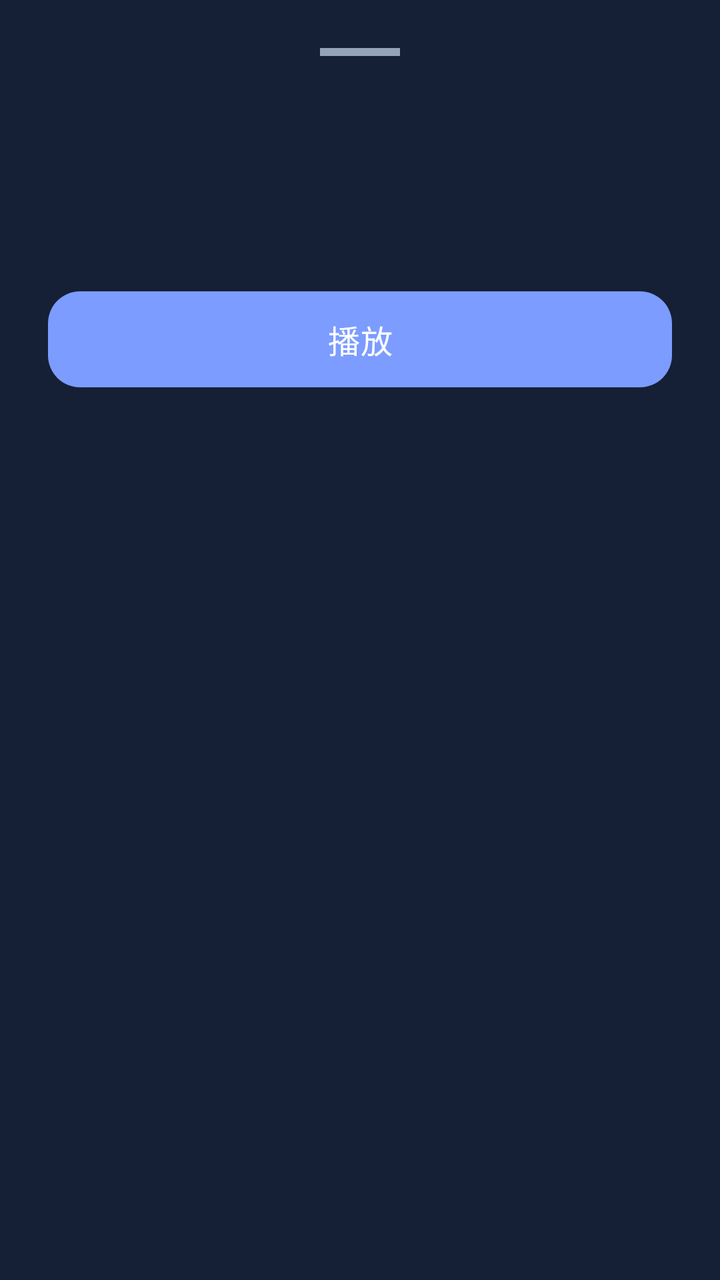
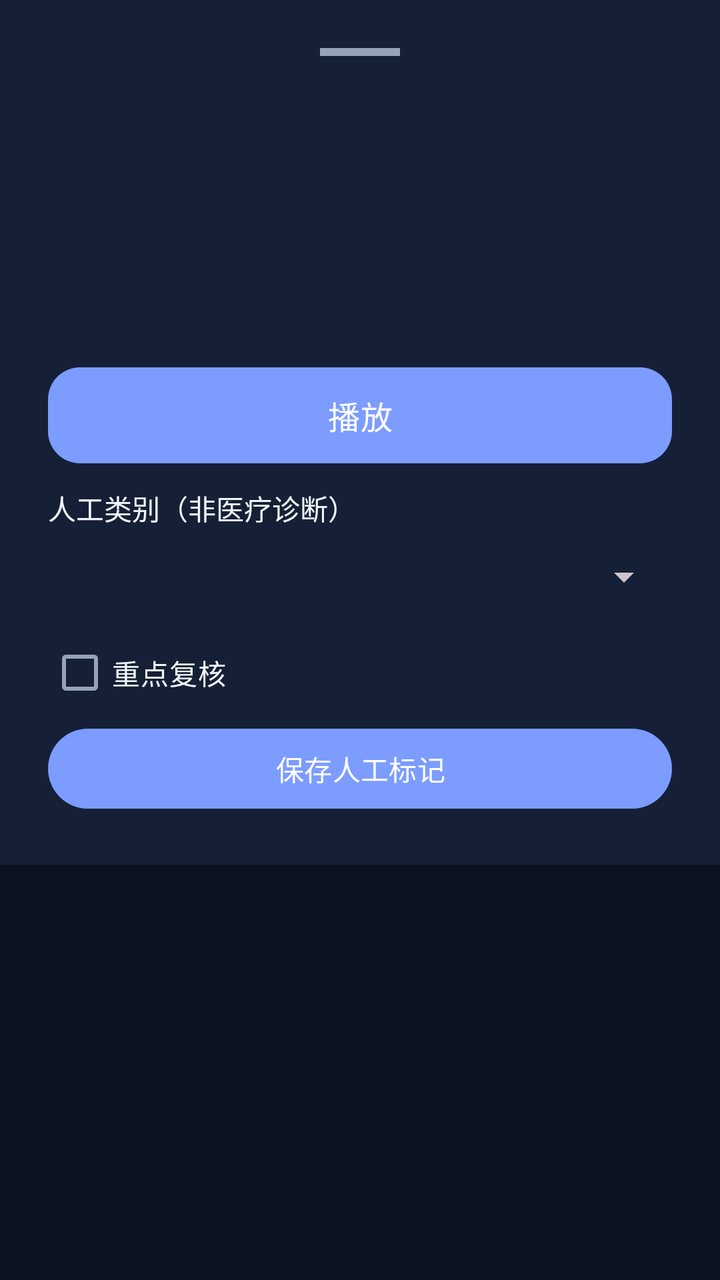

Screens rendered from an Android XML layout before and after an edit, with the pre-edit source and the edit as a unified diff.
<!-- AndroidManifest.xml: application theme Theme.SleepDesk -->
<!-- res/layout/bottom_sheet_event_detail.xml -->
<?xml version="1.0" encoding="utf-8"?>
<LinearLayout xmlns:android="http://schemas.android.com/apk/res/android"
    xmlns:app="http://schemas.android.com/apk/res-auto"
    android:layout_width="match_parent"
    android:layout_height="wrap_content"
    android:orientation="vertical"
    android:padding="24dp"
    android:background="@color/card_bg">

    <View
        android:layout_width="40dp"
        android:layout_height="4dp"
        android:layout_gravity="center_horizontal"
        android:layout_marginBottom="16dp"
        android:background="@color/muted" />

    <TextView
        android:id="@+id/tvDetailType"
        android:layout_width="match_parent"
        android:layout_height="wrap_content"
        android:textAppearance="?attr/textAppearanceHeadlineSmall"
        android:textColor="@color/on_bg"
        android:textStyle="bold" />

    <TextView
        android:id="@+id/tvDetailTime"
        android:layout_width="match_parent"
        android:layout_height="wrap_content"
        android:layout_marginTop="6dp"
        android:textAppearance="?attr/textAppearanceBodyMedium"
        android:textColor="@color/muted" />

    <TextView
        android:id="@+id/tvDetailMeta"
        android:layout_width="match_parent"
        android:layout_height="wrap_content"
        android:layout_marginTop="4dp"
        android:textAppearance="?attr/textAppearanceBodySmall"
        android:textColor="@color/muted" />

    <TextView
        android:id="@+id/tvDetailMessage"
        android:layout_width="match_parent"
        android:layout_height="wrap_content"
        android:layout_marginTop="14dp"
        android:textAppearance="?attr/textAppearanceBodyMedium"
        android:textColor="@color/warning"
        android:visibility="gone" />

    <com.google.android.material.button.MaterialButton
        android:id="@+id/btnPlayPause"
        style="@style/Widget.Material3.Button"
        android:layout_width="match_parent"
        android:layout_height="56dp"
        android:layout_marginTop="20dp"
        android:layout_marginBottom="8dp"
        android:text="@string/btn_play"
        android:textAllCaps="false"
        android:textSize="16sp"
        app:backgroundTint="@color/accent"
        app:cornerRadius="16dp" />
</LinearLayout>
<!-- resources referenced by this layout -->
<resources>
  <color name="accent">#FF7C9CFF</color>
  <color name="card_bg">#FF152036</color>
  <color name="muted">#FF94A3B8</color>
  <color name="on_bg">#FFF1F5F9</color>
  <color name="warning">#FFFBBF24</color>
  <string name="btn_play">播放</string>
  <style name="Theme.SleepDesk" parent="Theme.Material3.Dark.NoActionBar">
          <item name="colorPrimary">@color/accent</item>
          <item name="colorOnPrimary">@android:color/white</item>
          <item name="colorPrimaryContainer">@color/accent_dim</item>
          <item name="colorOnPrimaryContainer">@color/on_bg</item>
          <item name="colorSecondary">@color/start_green</item>
          <item name="colorOnSecondary">@android:color/white</item>
          <item name="colorSurface">@color/card_bg</item>
          <item name="colorOnSurface">@color/on_bg</item>
          <item name="colorOnSurfaceVariant">@color/muted</item>
          <item name="android:colorBackground">@color/bg</item>
          <item name="colorOutline">@color/card_stroke</item>
          <item name="android:statusBarColor">@color/bg</item>
          <item name="android:navigationBarColor">@color/nav_bg</item>
          <item name="android:windowBackground">@color/bg</item>
          <item name="bottomSheetDialogTheme">@style/ThemeOverlay.SleepDesk.BottomSheet</item>
      </style>
  <color name="accent_dim">#FF3D4F8C</color>
  <color name="start_green">#FF22C55E</color>
  <color name="bg">#FF0B1220</color>
  <color name="card_stroke">#33A5B4D4</color>
  <color name="nav_bg">#FF121A2B</color>
  <style name="ThemeOverlay.SleepDesk.BottomSheet" parent="ThemeOverlay.Material3.BottomSheetDialog">
          <item name="bottomSheetStyle">@style/Widget.SleepDesk.BottomSheet</item>
      </style>
  <style name="Widget.SleepDesk.BottomSheet" parent="Widget.Material3.BottomSheet.Modal">
          <item name="backgroundTint">@color/card_bg</item>
          <item name="shapeAppearance">@style/ShapeAppearance.SleepDesk.Large</item>
      </style>
  <style name="ShapeAppearance.SleepDesk.Large" parent="ShapeAppearance.Material3.LargeComponent">
          <item name="cornerFamily">rounded</item>
          <item name="cornerSize">24dp</item>
      </style>
</resources>

<!-- the commit's change to res/layout/bottom_sheet_event_detail.xml (unified diff, before → after) -->
@@ -1,6 +1,9 @@
 <?xml version="1.0" encoding="utf-8"?>
-<LinearLayout xmlns:android="http://schemas.android.com/apk/res/android"
+<ScrollView xmlns:android="http://schemas.android.com/apk/res/android"
     xmlns:app="http://schemas.android.com/apk/res-auto"
+    android:layout_width="match_parent"
+    android:layout_height="wrap_content">
+<LinearLayout
     android:layout_width="match_parent"
     android:layout_height="wrap_content"
     android:orientation="vertical"
@@ -13,6 +16,18 @@
         android:layout_gravity="center_horizontal"
         android:layout_marginBottom="16dp"
         android:background="@color/muted" />
+
+    <TextView
+        android:id="@+id/tvDetailStatus"
+        android:layout_width="match_parent"
+        android:layout_height="wrap_content"
+        android:textColor="@color/on_bg" />
+
+    <TextView
+        android:id="@+id/tvDetailCandidates"
+        android:layout_width="match_parent"
+        android:layout_height="wrap_content"
+        android:textColor="@color/muted" />
 
     <TextView
         android:id="@+id/tvDetailType"
@@ -59,4 +74,28 @@
         android:textSize="16sp"
         app:backgroundTint="@color/accent"
         app:cornerRadius="16dp" />
+    <TextView
+        android:layout_width="match_parent"
+        android:layout_height="wrap_content"
+        android:labelFor="@id/spinnerReviewLabel"
+        android:text="@string/review_label"
+        android:textColor="@color/on_bg" />
+    <Spinner
+        android:id="@+id/spinnerReviewLabel"
+        android:layout_width="match_parent"
+        android:layout_height="48dp"
+        android:spinnerMode="dropdown" />
+    <CheckBox
+        android:id="@+id/checkReviewImportant"
+        android:layout_width="match_parent"
+        android:layout_height="wrap_content"
+        android:minHeight="48dp"
+        android:text="@string/review_important"
+        android:textColor="@color/on_bg" />
+    <com.google.android.material.button.MaterialButton
+        android:id="@+id/btnSaveReview"
+        android:layout_width="match_parent"
+        android:layout_height="wrap_content"
+        android:text="@string/review_save" />
 </LinearLayout>
+</ScrollView>
<!-- resource entries referenced after the edit -->
@@ -6,6 +6,9 @@
   <color name="on_bg">#FFF1F5F9</color>
   <color name="warning">#FFFBBF24</color>
   <string name="btn_play">播放</string>
+  <string name="review_important">重点复核</string>
+  <string name="review_label">人工类别（非医疗诊断）</string>
+  <string name="review_save">保存人工标记</string>
   <style name="Theme.SleepDesk" parent="Theme.Material3.Dark.NoActionBar">
           <item name="colorPrimary">@color/accent</item>
           <item name="colorOnPrimary">@android:color/white</item>
